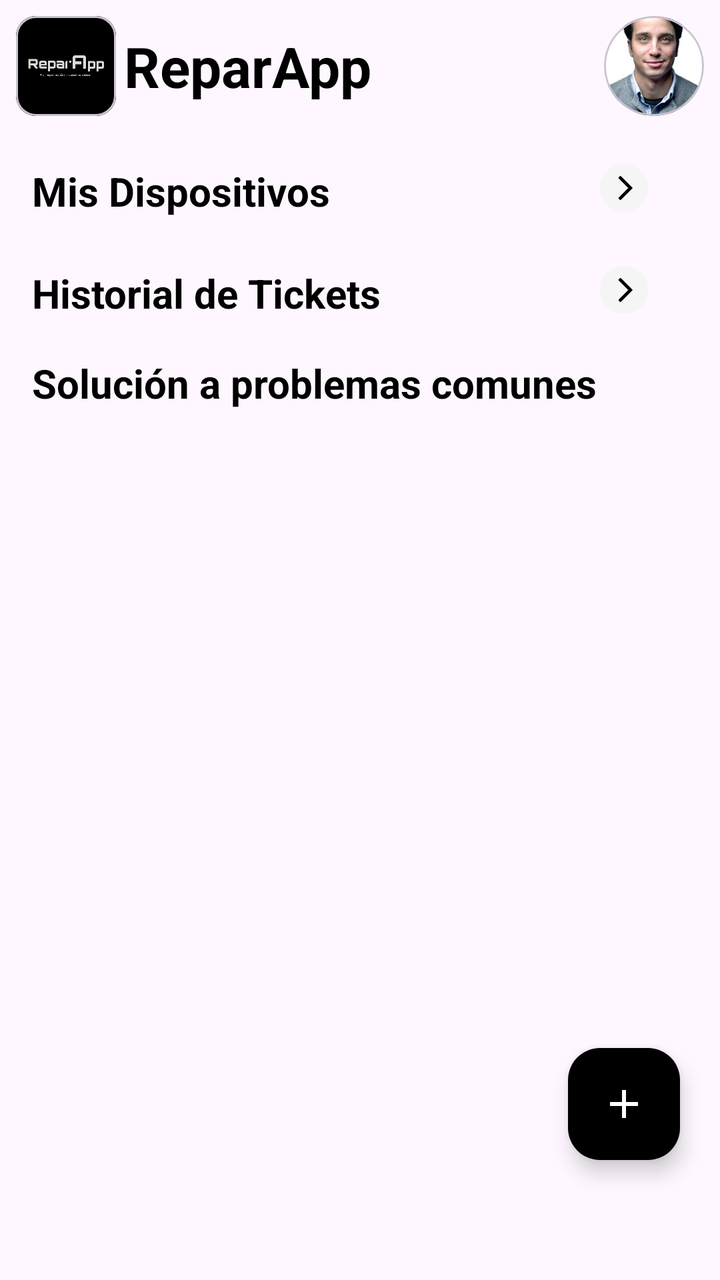
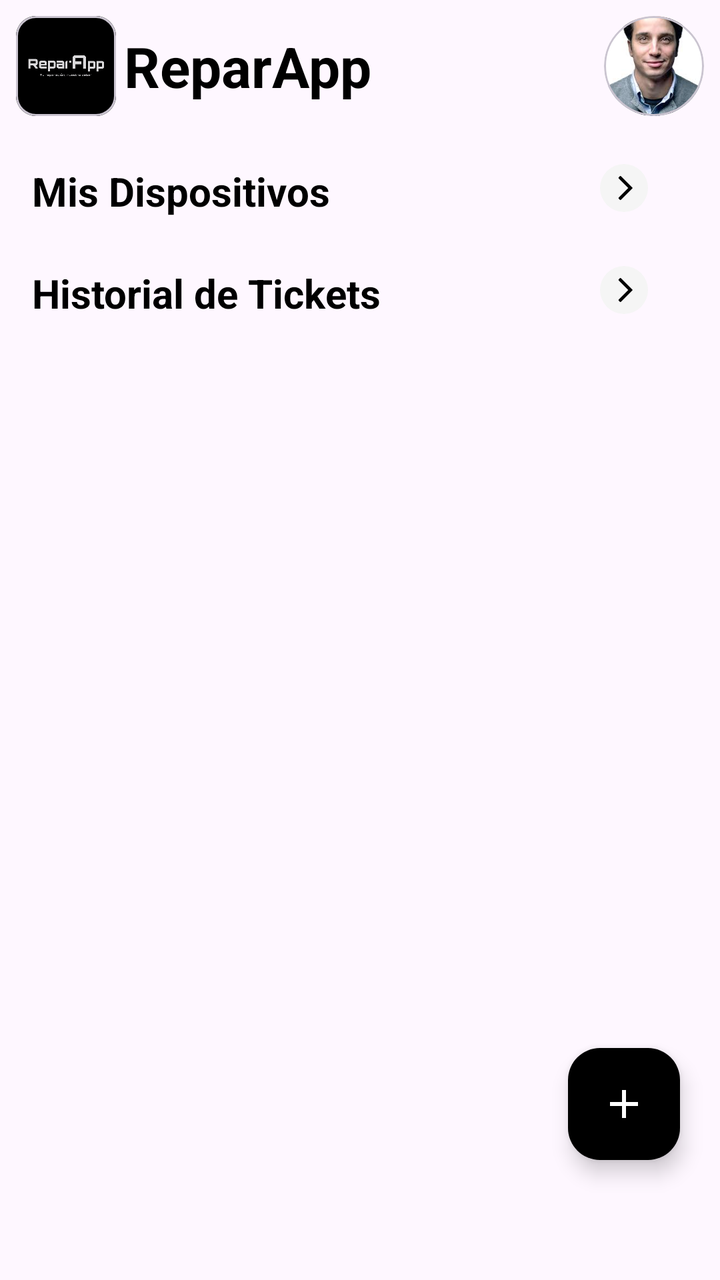

Before-and-after screenshots of an Android layout around one commit, followed by the original layout XML and the change that was made.
<!-- AndroidManifest.xml: application theme Theme.ReparApp -->
<!-- res/layout/fragment_home_user.xml -->
<?xml version="1.0" encoding="utf-8"?>
<androidx.constraintlayout.widget.ConstraintLayout xmlns:android="http://schemas.android.com/apk/res/android"
    xmlns:app="http://schemas.android.com/apk/res-auto"
    android:layout_width="match_parent"
    android:layout_height="match_parent"
    xmlns:tools="http://schemas.android.com/tools">


    <LinearLayout
        android:id="@+id/headerLayout"
        android:layout_width="0dp"
        android:layout_height="wrap_content"
        android:orientation="horizontal"
        android:padding="8dp"
        android:gravity="center_vertical"
        app:layout_constraintTop_toTopOf="parent"
        app:layout_constraintStart_toStartOf="parent"
        app:layout_constraintEnd_toEndOf="parent">
        
        <com.google.android.material.card.MaterialCardView
            android:layout_width="50dp"
            android:layout_height="50dp"
            app:cardCornerRadius="10dp">
            <ImageView
                android:layout_width="match_parent"
                android:layout_height="match_parent"
                android:scaleType="centerCrop"
                android:src="@drawable/ic_logo"
                android:contentDescription="@string/user_group" />
        </com.google.android.material.card.MaterialCardView>

        <TextView
            android:layout_width="wrap_content"
            android:layout_height="wrap_content"
            android:layout_marginStart="4dp"
            android:text="@string/home"
            android:textColor="@android:color/black"
            android:textSize="28sp"
            android:textStyle="bold"/>
        <View
            android:layout_width="wrap_content"
            android:layout_height="1dp"
            android:layout_weight="1"/>

        <com.google.android.material.card.MaterialCardView
            android:id="@+id/card_btn_perfil_user"
            android:layout_width="50dp"
            android:layout_height="50dp"
            app:cardCornerRadius="40dp">
            <ImageView
                android:layout_width="match_parent"
                android:layout_height="match_parent"
                android:scaleType="centerCrop"
                android:src="@drawable/person_perfil"
                android:contentDescription="@string/user_group" />
        </com.google.android.material.card.MaterialCardView>
    </LinearLayout>

    <ScrollView
        android:layout_width="match_parent"
        android:layout_height="wrap_content"
        app:layout_constraintStart_toStartOf="parent"
        app:layout_constraintEnd_toEndOf="parent"
        app:layout_constraintTop_toBottomOf="@id/headerLayout"
        >
        <LinearLayout
            android:layout_width="match_parent"
            android:layout_height="wrap_content"
            app:layout_constraintTop_toBottomOf="@id/headerLayout"
            app:layout_constraintStart_toStartOf="parent"
            android:orientation="vertical"
            >
            <androidx.constraintlayout.widget.ConstraintLayout
                android:layout_width="match_parent"
                android:layout_height="wrap_content"
                android:layout_marginTop="16dp"
                android:layout_marginHorizontal="16dp"
                >
                <TextView
                    android:layout_width="wrap_content"
                    android:layout_height="wrap_content"
                    android:text="Mis Dispositivos"
                    android:textColor="@android:color/black"
                    android:textSize="20sp"
                    android:textStyle="bold"
                    app:layout_constraintStart_toStartOf="parent"
                    app:layout_constraintTop_toTopOf="parent"
                    />
                <ImageView
                    android:id="@+id/img_ir_a_dispositivos"
                    android:layout_width="24dp"
                    android:layout_height="24dp"
                    android:src="@drawable/ic_arrow_right_png"
                    android:contentDescription="@string/see_all"
                    android:layout_marginEnd="20dp"
                    app:layout_constraintEnd_toEndOf="parent"
                    app:layout_constraintTop_toTopOf="parent"
                    />
            </androidx.constraintlayout.widget.ConstraintLayout>

            <androidx.recyclerview.widget.RecyclerView
                android:id="@+id/rv_lista_dispositivos"
                android:layout_width="match_parent"
                android:layout_height="wrap_content"
                android:layout_marginTop="8dp"
                app:layout_constraintTop_toBottomOf="@+id/misDevicesTitle"
                app:layout_constraintStart_toStartOf="parent"
                app:layout_constraintEnd_toEndOf="parent"
                android:paddingStart="16dp"
                android:paddingEnd="16dp"
                tools:listitem="@layout/item_device"
                tools:layoutManager="LinearLayoutManager"
                tools:orientation="horizontal"/>

            <androidx.constraintlayout.widget.ConstraintLayout
                android:layout_width="match_parent"
                android:layout_height="wrap_content"
                android:layout_marginTop="16dp"
                android:layout_marginHorizontal="16dp"
                >
                <TextView
                    android:id="@+id/misTicketsTitle"
                    android:layout_width="wrap_content"
                    android:layout_height="wrap_content"
                    android:text="Historial de Tickets"
                    android:textColor="@android:color/black"
                    android:textSize="20sp"
                    android:textStyle="bold"
                    app:layout_constraintStart_toStartOf="parent"
                    app:layout_constraintTop_toTopOf="parent"
                    />
                <ImageView
                    android:layout_width="24dp"
                    android:layout_height="24dp"
                    android:src="@drawable/ic_arrow_right_png"
                    android:contentDescription="@string/see_all"
                    android:layout_marginStart="8dp"
                    app:layout_constraintEnd_toEndOf="parent"
                    app:layout_constraintTop_toTopOf="parent"
                    android:layout_marginEnd="20dp"
                    />
            </androidx.constraintlayout.widget.ConstraintLayout>

            <androidx.recyclerview.widget.RecyclerView
                android:id="@+id/rv_historial_tickets"
                android:layout_width="match_parent"
                android:layout_height="wrap_content"
                android:layout_marginTop="8dp"
                app:layout_constraintTop_toBottomOf="@+id/misTicketsTitle"
                app:layout_constraintStart_toStartOf="parent"
                app:layout_constraintEnd_toEndOf="parent"
                android:paddingStart="16dp"
                android:paddingEnd="16dp"
                tools:listitem="@layout/item_ticket_card"
                tools:layoutManager="LinearLayoutManager"
                tools:orientation="horizontal"/>

            <TextView
                android:id="@+id/baseConocimientoTitle"
                android:layout_width="wrap_content"
                android:layout_height="wrap_content"
                android:text="@string/base_de_conocimiento"
                android:textColor="@android:color/black"
                android:textSize="20sp"
                android:textStyle="bold"
                android:layout_marginStart="16dp"
                android:layout_marginTop="10dp"
                />

            <androidx.recyclerview.widget.RecyclerView
                android:id="@+id/rv_base_conocimientos"
                android:layout_width="match_parent"
                android:layout_height="wrap_content"
                android:layout_marginTop="8dp"
                android:paddingStart="16dp"
                android:paddingEnd="16dp"
                android:scrollbars="none"
                tools:listitem="@layout/item_knowledge_card"
                tools:layoutManager="LinearLayoutManager"
                tools:orientation="horizontal"
                />


        </LinearLayout>
    </ScrollView>



    <com.google.android.material.floatingactionbutton.FloatingActionButton
        android:layout_width="wrap_content"
        android:layout_height="wrap_content"
        android:id="@+id/fab_agregar"
        android:src="@drawable/ic_add_white"
        app:backgroundTint="@android:color/black"
        app:tint="@android:color/white"
        app:fabSize="normal"
        app:layout_constraintEnd_toEndOf="parent"
        app:layout_constraintBottom_toBottomOf="parent"
        android:layout_marginBottom="60dp"
        android:layout_marginEnd="20dp"
        android:contentDescription="fabadd"
        />
</androidx.constraintlayout.widget.ConstraintLayout>
<!-- res/layout/item_device.xml (included above) -->
<?xml version="1.0" encoding="utf-8"?>
<androidx.cardview.widget.CardView xmlns:android="http://schemas.android.com/apk/res/android"
    xmlns:app="http://schemas.android.com/apk/res-auto"
    android:layout_width="125dp"
    android:layout_height="wrap_content"
    android:layout_marginEnd="12dp"
    app:cardCornerRadius="8dp"
    app:cardElevation="2dp"
    app:cardBackgroundColor="@color/white">

    <LinearLayout
        android:layout_width="match_parent"
        android:layout_height="match_parent"
        android:gravity="center"
        android:orientation="vertical"
        android:padding="8dp">

        <TextView
            android:id="@+id/tv_modelo_dispositivo"
            android:layout_width="wrap_content"
            android:layout_height="wrap_content"
            android:text="HP Pavilion 15"
            android:textColor="@android:color/black"
            android:textSize="15sp"
            android:textStyle="bold" />

        <ImageView
            android:id="@+id/img_dispositivo"
            android:layout_width="48dp"
            android:layout_height="48dp"
            android:layout_marginTop="8dp"
            android:contentDescription="@string/ticket_icon"
            android:src="@drawable/tipo_dispositivo" />

        
        <TextView
            android:id="@+id/tv_estado_dispositivo"
            android:layout_width="wrap_content"
            android:layout_height="wrap_content"
            android:layout_marginTop="4dp"
            android:background="@drawable/bg_estado_reportado"
            android:text="Reportado"
            android:textColor="@android:color/holo_red_dark"
            android:textSize="12sp" />












    </LinearLayout>
</androidx.cardview.widget.CardView>
<!-- res/layout/item_ticket_card.xml (included above) -->
<?xml version="1.0" encoding="utf-8"?>
<androidx.cardview.widget.CardView xmlns:android="http://schemas.android.com/apk/res/android"
    xmlns:app="http://schemas.android.com/apk/res-auto"
    android:layout_width="120dp"
    android:layout_height="120dp"
    android:layout_marginEnd="12dp"
    app:cardCornerRadius="8dp"
    app:cardElevation="2dp"
    app:cardBackgroundColor="@color/white">
        <LinearLayout
            android:layout_width="match_parent"
            android:layout_height="match_parent"
            android:orientation="vertical"
            android:gravity="center"
            android:padding="8dp">

            <ImageView
                android:layout_width="48dp"
                android:layout_height="48dp"
                android:src="@drawable/ic_ticket_black"
                android:contentDescription="@string/ticket_icon" />

            <TextView
                android:id="@+id/tv_nombre_ticket"
                android:layout_width="wrap_content"
                android:layout_height="wrap_content"
                android:text="Ticket"
                android:textColor="@android:color/black"
                android:textSize="16sp"
                android:textStyle="bold"
                android:layout_marginTop="8dp" />

            <TextView
                android:id="@+id/tv_codigo_ticket"
                android:layout_width="wrap_content"
                android:layout_height="wrap_content"
                android:text="COD7eddasd"
                android:textColor="@android:color/darker_gray"
                android:textSize="12sp"/>
        </LinearLayout>
</androidx.cardview.widget.CardView>
<!-- res/layout/item_knowledge_card.xml (included above) -->
<?xml version="1.0" encoding="utf-8"?>
<androidx.constraintlayout.widget.ConstraintLayout xmlns:android="http://schemas.android.com/apk/res/android"
    android:layout_width="match_parent"
    android:layout_height="wrap_content"
    xmlns:app="http://schemas.android.com/apk/res-auto">

    <com.google.android.material.card.MaterialCardView
        android:layout_width="match_parent"
        android:layout_height="wrap_content"
        android:layout_marginHorizontal="8dp"
        android:layout_marginVertical="16dp"
        app:layout_constraintTop_toTopOf="parent">
       <LinearLayout
           android:layout_width="match_parent"
           android:layout_height="wrap_content"
           android:gravity="start|center"
           android:padding="10dp"
           android:orientation="vertical">

          <LinearLayout
              android:layout_width="match_parent"
              android:layout_height="50dp"
              android:orientation="horizontal">
              <TextView
                  android:id="@+id/tv_nombre_problema"
                  android:layout_width="wrap_content"
                  android:layout_height="match_parent"
                  android:layout_weight="1"
                  android:gravity="start|center"
                  android:text="Pantalla rota de iphone 15"
                  android:textAppearance="?attr/textAppearanceHeadline6"/>

              <ImageView
                  android:id="@+id/img_ver_detalle"
                  android:layout_width="50dp"
                  android:layout_height="50dp"
                  android:src="@drawable/ic_arrow_right_png"/>
          </LinearLayout>

           <TextView
               android:id="@+id/tv_fecha_reporte"
               android:layout_width="wrap_content"
               android:layout_height="wrap_content"
               android:layout_marginTop="8dp"
               android:text="18 de Marzo del 2025"
               android:textSize="17sp"
               android:textAppearance="?attr/textAppearanceBody2"
               android:textColor="?android:attr/textColorSecondary" />

           <TextView
               android:id="@+id/tv_descripcion_solucion"
               android:layout_width="wrap_content"
               android:layout_height="wrap_content"
               android:layout_marginTop="16dp"
               android:text="Para el cambio de pantalla de este modelo, debemos consultar con la guía específica ..."
               android:textAppearance="?attr/textAppearanceBody1" />

           <TextView
               android:id="@+id/tv_nombre_tecnico"
               android:layout_width="wrap_content"
               android:layout_height="wrap_content"
               android:layout_marginTop="16dp"
               android:text="Tec. Quezada Chorres"
               android:textSize="15sp"
               android:textAppearance="?attr/textAppearanceCaption" />
       </LinearLayout>
    </com.google.android.material.card.MaterialCardView>
</androidx.constraintlayout.widget.ConstraintLayout>
<!-- resources referenced by this layout -->
<resources>
  <color name="white">#FFFFFFFF</color>
  <!-- drawable bg_estado_reportado (drawable) -->
  <?xml version="1.0" encoding="utf-8"?>
  <shape xmlns:android="http://schemas.android.com/apk/res/android"
      android:shape="rectangle">
      <solid android:color="#E7BABE" /> 
      <corners android:radius="1dp" />
  </shape>
  <!-- drawable ic_add_white (drawable) -->
  <vector xmlns:android="http://schemas.android.com/apk/res/android"
      android:width="35dp"
      android:height="35dp"
      android:viewportWidth="35"
      android:viewportHeight="35">
    <path
        android:pathData="M16.042,18.958H7.292V16.042H16.042V7.292H18.958V16.042H27.708V18.958H18.958V27.708H16.042V18.958Z"
        android:fillColor="#FEF7FF"/>
  </vector>
  <!-- drawable ic_arrow_right_png (drawable) -->
  <vector xmlns:android="http://schemas.android.com/apk/res/android"
      android:width="20dp"
      android:height="20dp"
      android:viewportWidth="20"
      android:viewportHeight="20">
    <path
        android:pathData="M10,10m-10,0a10,10 0,1 1,20 0a10,10 0,1 1,-20 0"
        android:fillColor="#F5F5F5"/>
    <path
        android:pathData="M11.776,9.999L7.79,6.013C7.676,5.899 7.676,5.714 7.79,5.6L8.326,5.064C8.44,4.95 8.624,4.95 8.738,5.064L13.467,9.793C13.581,9.907 13.581,10.091 13.467,10.205L8.738,14.934C8.624,15.048 8.44,15.048 8.326,14.934L7.79,14.398C7.676,14.284 7.676,14.099 7.79,13.985L11.776,9.999Z"
        android:fillColor="#000000"/>
  </vector>
  <!-- drawable ic_logo: png bitmap (drawable, 14628 bytes) -->
  <!-- drawable ic_ticket_black: vector/xml drawable (drawable, 2171 chars, omitted) -->
  <!-- drawable person_perfil: png bitmap (drawable, 66866 bytes) -->
  <!-- drawable tipo_dispositivo (drawable) -->
  <vector xmlns:android="http://schemas.android.com/apk/res/android"
      android:width="30dp"
      android:height="28dp"
      android:viewportWidth="30"
      android:viewportHeight="28">
    <path
        android:pathData="M6.25,20.25H5C4.337,20.25 3.701,19.987 3.232,19.518C2.763,19.049 2.5,18.413 2.5,17.75V5.25C2.5,4.587 2.763,3.951 3.232,3.482C3.701,3.013 4.337,2.75 5,2.75H25C25.663,2.75 26.299,3.013 26.768,3.482C27.237,3.951 27.5,4.587 27.5,5.25V17.75C27.5,18.413 27.237,19.049 26.768,19.518C26.299,19.987 25.663,20.25 25,20.25H23.75M15,17.75L21.25,25.25H8.75L15,17.75Z"
        android:strokeLineJoin="round"
        android:strokeWidth="4"
        android:fillColor="#00000000"
        android:strokeColor="#424242"
        android:strokeLineCap="round"/>
  </vector>
  <string name="base_de_conocimiento">Solución a problemas comunes</string>
  <string name="home">ReparApp</string>
  <string name="see_all">See all</string>
  <string name="ticket_icon">Ticket Icon</string>
  <string name="user_group">User Group</string>
  <style name="Theme.ReparApp" parent="Base.Theme.ReparApp" />
  <style name="Base.Theme.ReparApp" parent="Theme.Material3.DayNight.NoActionBar">
          
          
      </style>
</resources>

<!-- the commit's change to res/layout/fragment_home_user.xml (unified diff, before → after) -->
@@ -154,33 +154,6 @@
                 tools:listitem="@layout/item_ticket_card"
                 tools:layoutManager="LinearLayoutManager"
                 tools:orientation="horizontal"/>
-
-            <TextView
-                android:id="@+id/baseConocimientoTitle"
-                android:layout_width="wrap_content"
-                android:layout_height="wrap_content"
-                android:text="@string/base_de_conocimiento"
-                android:textColor="@android:color/black"
-                android:textSize="20sp"
-                android:textStyle="bold"
-                android:layout_marginStart="16dp"
-                android:layout_marginTop="10dp"
-                />
-
-            <androidx.recyclerview.widget.RecyclerView
-                android:id="@+id/rv_base_conocimientos"
-                android:layout_width="match_parent"
-                android:layout_height="wrap_content"
-                android:layout_marginTop="8dp"
-                android:paddingStart="16dp"
-                android:paddingEnd="16dp"
-                android:scrollbars="none"
-                tools:listitem="@layout/item_knowledge_card"
-                tools:layoutManager="LinearLayoutManager"
-                tools:orientation="horizontal"
-                />
-
-
         </LinearLayout>
     </ScrollView>
 
@@ -203,63 +176,53 @@
 </androidx.constraintlayout.widget.ConstraintLayout>
 <!-- res/layout/item_device.xml (included above) -->
 <?xml version="1.0" encoding="utf-8"?>
-<androidx.cardview.widget.CardView xmlns:android="http://schemas.android.com/apk/res/android"
+<androidx.constraintlayout.widget.ConstraintLayout xmlns:android="http://schemas.android.com/apk/res/android"
     xmlns:app="http://schemas.android.com/apk/res-auto"
-    android:layout_width="125dp"
-    android:layout_height="wrap_content"
+    android:layout_width="wrap_content"
+    android:layout_height="195dp"
     android:layout_marginEnd="12dp"
-    app:cardCornerRadius="8dp"
-    app:cardElevation="2dp"
-    app:cardBackgroundColor="@color/white">
-
-    <LinearLayout
-        android:layout_width="match_parent"
-        android:layout_height="match_parent"
-        android:gravity="center"
-        android:orientation="vertical"
-        android:padding="8dp">
-
-        <TextView
-            android:id="@+id/tv_modelo_dispositivo"
-            android:layout_width="wrap_content"
-            android:layout_height="wrap_content"
-            android:text="HP Pavilion 15"
-            android:textColor="@android:color/black"
-            android:textSize="15sp"
-            android:textStyle="bold" />
-
-        <ImageView
-            android:id="@+id/img_dispositivo"
-            android:layout_width="48dp"
-            android:layout_height="48dp"
-            android:layout_marginTop="8dp"
-            android:contentDescription="@string/ticket_icon"
-            android:src="@drawable/tipo_dispositivo" />
-
-        
-        <TextView
-            android:id="@+id/tv_estado_dispositivo"
-            android:layout_width="wrap_content"
-            android:layout_height="wrap_content"
-            android:layout_marginTop="4dp"
-            android:background="@drawable/bg_estado_reportado"
-            android:text="Reportado"
-            android:textColor="@android:color/holo_red_dark"
-            android:textSize="12sp" />
-
-
-
-
-
-
-
-
-
-
-
-
-    </LinearLayout>
-</androidx.cardview.widget.CardView>
+    android:layout_margin="8dp"
+    >
+
+    <ImageView
+        android:id="@+id/img_dispositivo"
+        android:layout_width="164dp"
+        android:layout_height="164dp"
+        android:background="@drawable/grey_bg_prueba"
+        android:src="@drawable/televisor"
+        android:padding="8dp"
+        android:scaleType="centerInside"
+        app:layout_constraintTop_toTopOf="parent"
+        app:layout_constraintStart_toStartOf="parent"
+        app:layout_constraintEnd_toEndOf="parent"
+        />
+
+    <ImageView
+        android:layout_width="25dp"
+        android:layout_height="25dp"
+        app:layout_constraintEnd_toEndOf="parent"
+        app:layout_constraintTop_toTopOf="parent"
+        android:layout_marginTop="8dp"
+        android:layout_marginEnd="8dp"
+        android:src="@drawable/icon_check_prueba"
+        />
+
+
+    <TextView
+        android:id="@+id/tv_modelo_dispositivo"
+        android:layout_width="wrap_content"
+        android:layout_height="wrap_content"
+        android:text="HP Pavilion 15"
+        android:textColor="@android:color/black"
+        android:textSize="16sp"
+        android:textStyle="bold"
+        android:layout_marginTop="4dp"
+        app:layout_constraintStart_toStartOf="parent"
+        app:layout_constraintEnd_toEndOf="parent"
+        app:layout_constraintTop_toBottomOf="@id/img_dispositivo"
+        />
+
+</androidx.constraintlayout.widget.ConstraintLayout>
 <!-- res/layout/item_ticket_card.xml (included above) -->
 <?xml version="1.0" encoding="utf-8"?>
 <androidx.cardview.widget.CardView xmlns:android="http://schemas.android.com/apk/res/android"
@@ -302,72 +265,3 @@
                 android:textSize="12sp"/>
         </LinearLayout>
 </androidx.cardview.widget.CardView>
-<!-- res/layout/item_knowledge_card.xml (included above) -->
-<?xml version="1.0" encoding="utf-8"?>
-<androidx.constraintlayout.widget.ConstraintLayout xmlns:android="http://schemas.android.com/apk/res/android"
-    android:layout_width="match_parent"
-    android:layout_height="wrap_content"
-    xmlns:app="http://schemas.android.com/apk/res-auto">
-
-    <com.google.android.material.card.MaterialCardView
-        android:layout_width="match_parent"
-        android:layout_height="wrap_content"
-        android:layout_marginHorizontal="8dp"
-        android:layout_marginVertical="16dp"
-        app:layout_constraintTop_toTopOf="parent">
-       <LinearLayout
-           android:layout_width="match_parent"
-           android:layout_height="wrap_content"
-           android:gravity="start|center"
-           android:padding="10dp"
-           android:orientation="vertical">
-
-          <LinearLayout
-              android:layout_width="match_parent"
-              android:layout_height="50dp"
-              android:orientation="horizontal">
-              <TextView
-                  android:id="@+id/tv_nombre_problema"
-                  android:layout_width="wrap_content"
-                  android:layout_height="match_parent"
-                  android:layout_weight="1"
-                  android:gravity="start|center"
-                  android:text="Pantalla rota de iphone 15"
-                  android:textAppearance="?attr/textAppearanceHeadline6"/>
-
-              <ImageView
-                  android:id="@+id/img_ver_detalle"
-                  android:layout_width="50dp"
-                  android:layout_height="50dp"
-                  android:src="@drawable/ic_arrow_right_png"/>
-          </LinearLayout>
-
-           <TextView
-               android:id="@+id/tv_fecha_reporte"
-               android:layout_width="wrap_content"
-               android:layout_height="wrap_content"
-               android:layout_marginTop="8dp"
-               android:text="18 de Marzo del 2025"
-               android:textSize="17sp"
-               android:textAppearance="?attr/textAppearanceBody2"
-               android:textColor="?android:attr/textColorSecondary" />
-
-           <TextView
-               android:id="@+id/tv_descripcion_solucion"
-               android:layout_width="wrap_content"
-               android:layout_height="wrap_content"
-               android:layout_marginTop="16dp"
-               android:text="Para el cambio de pantalla de este modelo, debemos consultar con la guía específica ..."
-               android:textAppearance="?attr/textAppearanceBody1" />
-
-           <TextView
-               android:id="@+id/tv_nombre_tecnico"
-               android:layout_width="wrap_content"
-               android:layout_height="wrap_content"
-               android:layout_marginTop="16dp"
-               android:text="Tec. Quezada Chorres"
-               android:textSize="15sp"
-               android:textAppearance="?attr/textAppearanceCaption" />
-       </LinearLayout>
-    </com.google.android.material.card.MaterialCardView>
-</androidx.constraintlayout.widget.ConstraintLayout>
<!-- resource entries referenced after the edit -->
@@ -1,13 +1,16 @@
 <!-- resources referenced by this layout -->
 <resources>
   <color name="white">#FFFFFFFF</color>
-  <!-- drawable bg_estado_reportado (drawable) -->
+  <!-- drawable grey_bg_prueba (drawable) -->
   <?xml version="1.0" encoding="utf-8"?>
-  <shape xmlns:android="http://schemas.android.com/apk/res/android"
-      android:shape="rectangle">
-      <solid android:color="#E7BABE" /> 
-      <corners android:radius="1dp" />
-  </shape>
+  <selector xmlns:android="http://schemas.android.com/apk/res/android">
+      <item>
+          <shape android:shape="rectangle">
+              <corners android:radius="10dp"/>
+              <solid android:color="@color/light_Grey"/>
+          </shape>
+      </item>
+  </selector>
   <!-- drawable ic_add_white (drawable) -->
   <vector xmlns:android="http://schemas.android.com/apk/res/android"
       android:width="35dp"
@@ -33,27 +36,24 @@
   </vector>
   <!-- drawable ic_logo: png bitmap (drawable, 14628 bytes) -->
   <!-- drawable ic_ticket_black: vector/xml drawable (drawable, 2171 chars, omitted) -->
+  <!-- drawable icon_check_prueba (drawable) -->
+  <vector xmlns:android="http://schemas.android.com/apk/res/android"
+      android:width="20dp"
+      android:height="20dp"
+      android:viewportWidth="20"
+      android:viewportHeight="20">
+    <path
+        android:pathData="M20,10C20,15.523 15.523,20 10,20C4.477,20 0,15.523 0,10C0,4.477 4.477,0 10,0C15.523,0 20,4.477 20,10ZM8.843,15.295L16.263,7.876C16.515,7.624 16.515,7.215 16.263,6.963L15.35,6.051C15.098,5.799 14.69,5.799 14.438,6.051L8.387,12.101L5.562,9.277C5.31,9.025 4.902,9.025 4.65,9.277L3.737,10.189C3.485,10.441 3.485,10.849 3.737,11.101L7.931,15.295C8.183,15.547 8.591,15.547 8.843,15.295Z"
+        android:fillColor="#219648"/>
+  </vector>
   <!-- drawable person_perfil: png bitmap (drawable, 66866 bytes) -->
-  <!-- drawable tipo_dispositivo (drawable) -->
-  <vector xmlns:android="http://schemas.android.com/apk/res/android"
-      android:width="30dp"
-      android:height="28dp"
-      android:viewportWidth="30"
-      android:viewportHeight="28">
-    <path
-        android:pathData="M6.25,20.25H5C4.337,20.25 3.701,19.987 3.232,19.518C2.763,19.049 2.5,18.413 2.5,17.75V5.25C2.5,4.587 2.763,3.951 3.232,3.482C3.701,3.013 4.337,2.75 5,2.75H25C25.663,2.75 26.299,3.013 26.768,3.482C27.237,3.951 27.5,4.587 27.5,5.25V17.75C27.5,18.413 27.237,19.049 26.768,19.518C26.299,19.987 25.663,20.25 25,20.25H23.75M15,17.75L21.25,25.25H8.75L15,17.75Z"
-        android:strokeLineJoin="round"
-        android:strokeWidth="4"
-        android:fillColor="#00000000"
-        android:strokeColor="#424242"
-        android:strokeLineCap="round"/>
-  </vector>
-  <string name="base_de_conocimiento">Solución a problemas comunes</string>
+  <!-- drawable televisor: png bitmap (drawable, 123698 bytes) -->
   <string name="home">ReparApp</string>
   <string name="see_all">See all</string>
   <string name="ticket_icon">Ticket Icon</string>
   <string name="user_group">User Group</string>
   <style name="Theme.ReparApp" parent="Base.Theme.ReparApp" />
+  <color name="light_Grey">#E9E9E9</color>
   <style name="Base.Theme.ReparApp" parent="Theme.Material3.DayNight.NoActionBar">
           
           
